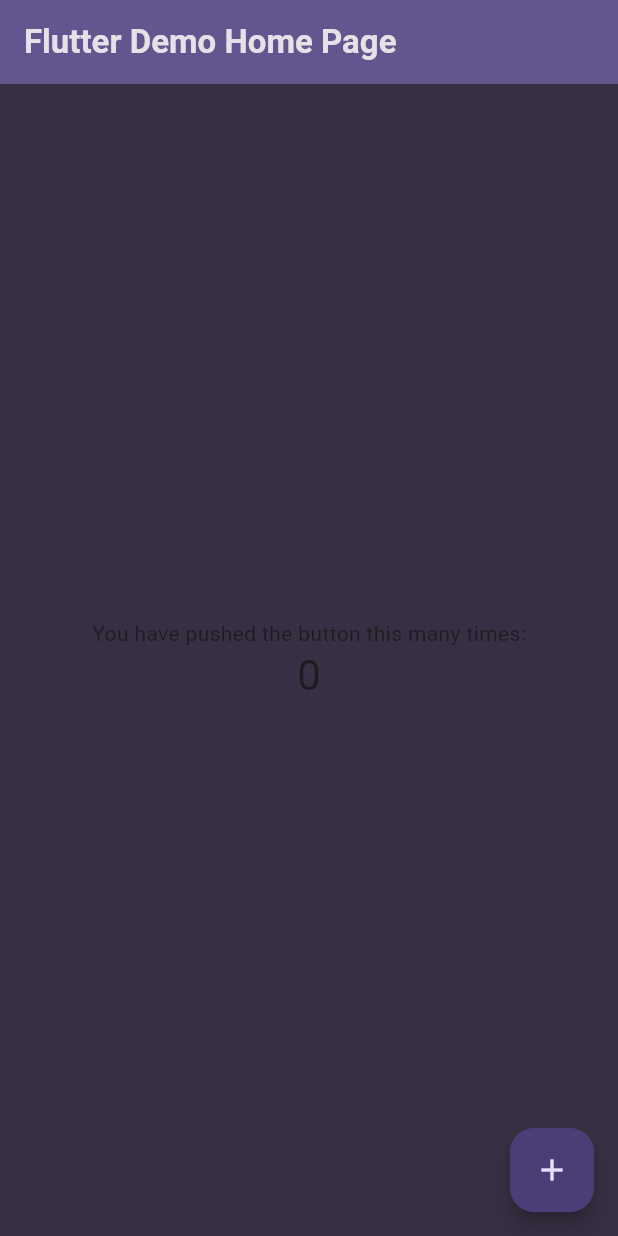
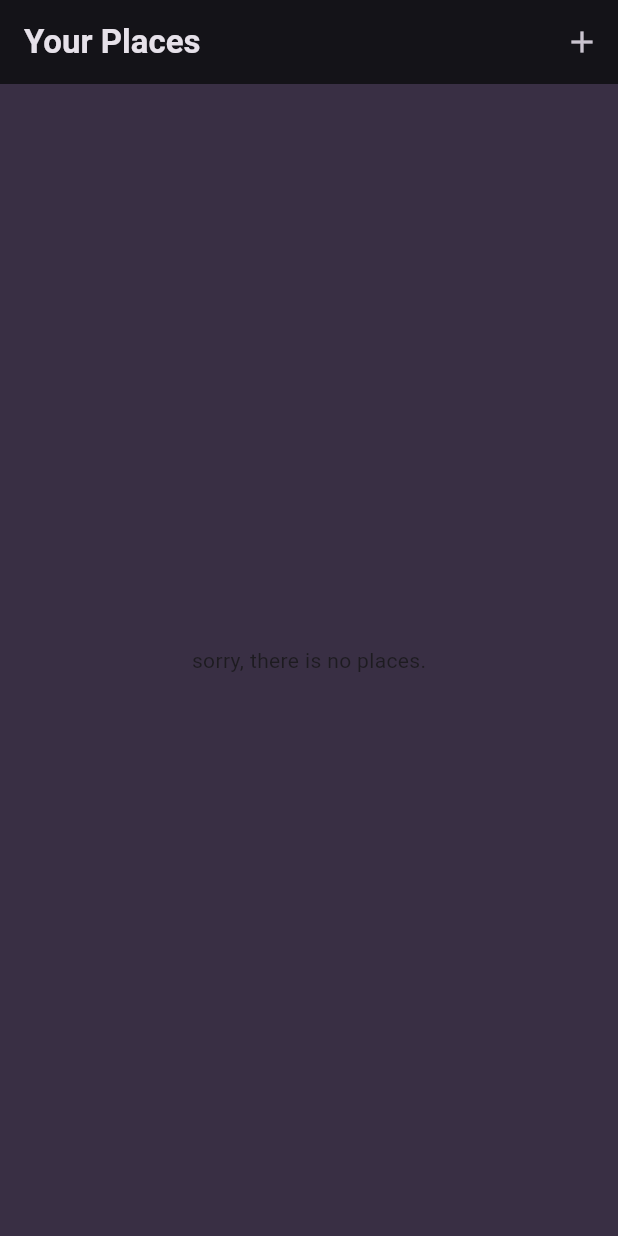
Before and after one commit to AbdelrhmanAmer/places_flutter_app, a Flutter app: the screen it shows after launch, on a phone screen of 412 x 824 dp. Run offline on Flutter 3.47's test engine with Material 3 defaults, Android fonts, the phone set to English and light mode, and no system bars; our stand-ins replace google_fonts.

Commit message:
Home Page

```diff
--- a/places_app/lib/main.dart
+++ b/places_app/lib/main.dart
@@ -1,5 +1,6 @@
 import 'package:flutter/material.dart';
 import 'package:google_fonts/google_fonts.dart';
+import 'package:places_app/screens/places_screen.dart';
 
 final colorScheme = ColorScheme.fromSeed(
     seedColor: const Color.fromARGB(255, 99, 8, 246),
@@ -19,6 +20,7 @@ class MyApp extends StatelessWidget {
   @override
   Widget build(BuildContext context) {
     return MaterialApp(
+      debugShowCheckedModeBanner: false,
       title: 'Flutter Demo',
       theme: ThemeData().copyWith(
         colorScheme: colorScheme,
@@ -30,54 +32,7 @@ class MyApp extends StatelessWidget {
           titleLarge: GoogleFonts.ubuntuCondensed(fontWeight: FontWeight.bold)
         )
       ),
-      home: const MyHomePage(title: 'Flutter Demo Home Page'),
+      home: const PlacesScreen(),
     );
   }
 }
-
-class MyHomePage extends StatefulWidget {
-  const MyHomePage({super.key, required this.title});
-  final String title;
-
-  @override
-  State<MyHomePage> createState() => _MyHomePageState();
-}
-
-class _MyHomePageState extends State<MyHomePage> {
-  int _counter = 0;
-
-  void _incrementCounter() {
-    setState(() {
-      _counter++;
-    });
-  }
-
-  @override
-  Widget build(BuildContext context) {
-    return Scaffold(
-      appBar: AppBar(
-        backgroundColor: Theme.of(context).colorScheme.inversePrimary,
-        title: Text(widget.title),
-      ),
-      body: Center(
-        child: Column(
-          mainAxisAlignment: MainAxisAlignment.center,
-          children: <Widget>[
-            const Text(
-              'You have pushed the button this many times:',
-            ),
-            Text(
-              '$_counter',
-              style: Theme.of(context).textTheme.headlineMedium,
-            ),
-          ],
-        ),
-      ),
-      floatingActionButton: FloatingActionButton(
-        onPressed: _incrementCounter,
-        tooltip: 'Increment',
-        child: const Icon(Icons.add),
-      ),
-    );
-  }
-}
--- /dev/null
+++ b/places_app/lib/screens/places_screen.dart
@@ -0,0 +1,22 @@
+import 'package:flutter/material.dart';
+import 'package:places_app/widgets/places_list.dart';
+
+class PlacesScreen extends StatelessWidget {
+  const PlacesScreen({super.key});
+
+  @override
+  Widget build(BuildContext context) {
+    return Scaffold(
+      appBar: AppBar(
+        title: const Text('Your Places'),
+        actions: [
+          IconButton(
+              onPressed: (){},
+              icon: const Icon(Icons.add)
+          ),
+        ],
+      ),
+      body: PlacesList( places: [ ], ),
+    );
+  }
+}
--- /dev/null
+++ b/places_app/lib/widgets/places_list.dart
@@ -0,0 +1,33 @@
+import 'package:flutter/material.dart';
+
+import '../models/place.dart';
+
+class PlacesList extends StatelessWidget {
+  const PlacesList({
+    super.key,
+    required this.places
+  });
+
+  final List<Place> places;
+  @override
+  Widget build(BuildContext context) {
+    Widget emptyPage = const Center(child: Text('sorry, there is no places.'),);
+
+    return places.isEmpty
+        ? emptyPage
+        : ListView.builder(
+        itemCount: places.length,
+        itemBuilder: (ctx, index){
+          return ListTile(
+            onTap: (){},
+            title: Text(
+              places[index].title,
+              style: Theme.of(context).textTheme.titleMedium!.copyWith(
+                  color: Theme.of(context).colorScheme.onBackground
+              ),
+            ),
+          );
+        }
+    );
+  }
+}
```
Also changed, not shown: places_app/lib/screens/add_place_screen.dart (added), places_app/lib/screens/place_details_screen.dart (added).
